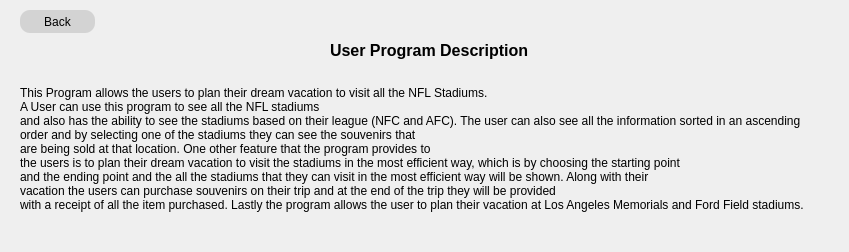
The window that userdescription.ui (Cyriously1/NFLTour) describes before a commit, drawn with Qt 5.
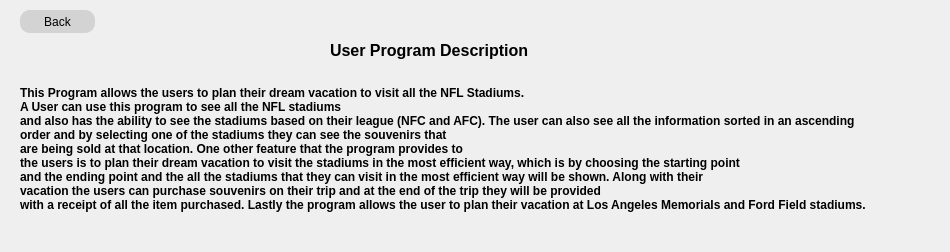
The same window after the commit.

What changed in the file:
```diff
--- a/userdescription.ui
+++ b/userdescription.ui
@@ -6,7 +6,7 @@
    <rect>
     <x>0</x>
     <y>0</y>
-    <width>849</width>
+    <width>950</width>
     <height>252</height>
    </rect>
   </property>
@@ -17,7 +17,7 @@
    <string notr="true">QLabel {
 	font: helvetica;
 	font-size: 12px;
-	fint-weght: bold;
+	font-weight: bold;
 }</string>
   </property>
   <widget class="QLabel" name="label">
@@ -63,7 +63,7 @@
     <rect>
      <x>20</x>
      <y>70</y>
-     <width>891</width>
+     <width>921</width>
      <height>171</height>
     </rect>
    </property>
```
